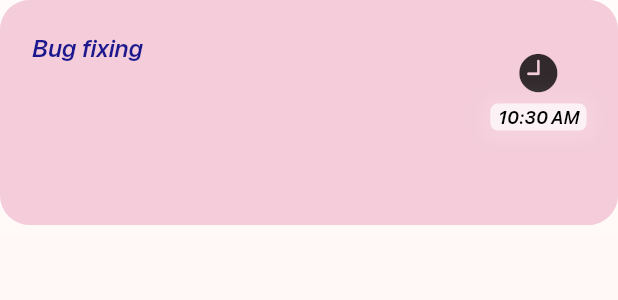
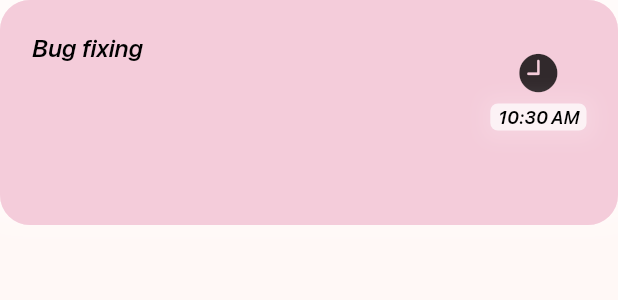
Before and after one commit to eym3n/task-keeper, a Flutter app: the TaskCard widget shown alone on an empty page, opened directly with sample values from the repository, on a phone screen of 412 x 824 dp. Shown: the top 300 px of the screen. Run offline on Flutter 3.47's test engine with Material 3 defaults, Android fonts, the phone set to English and light mode, and no system bars; drawn by our look-alikes of toastification; our stand-ins replace flutter_card_swiper, flutter_colorpicker, flutter_datetime_picker_plus, flutter_redux, redux, sqflite and 2 more; missing offline and left inert: floating_navbar, mobkit_dashed_border; accounts and stored records are empty.

Commit message:
style: cards

```diff
--- a/lib/widget/task_card.dart
+++ b/lib/widget/task_card.dart
@@ -22,7 +22,7 @@ class TaskCard extends StatefulWidget {
 }
 
 class _TaskCardState extends State<TaskCard> {
-  final titleColor = const Color(0xFF1B188E);
+  final titleColor = Colors.black;
   final iconColor = const Color.fromARGB(255, 80, 80, 80);
   late bool isDeadlineApproaching;
 
```
